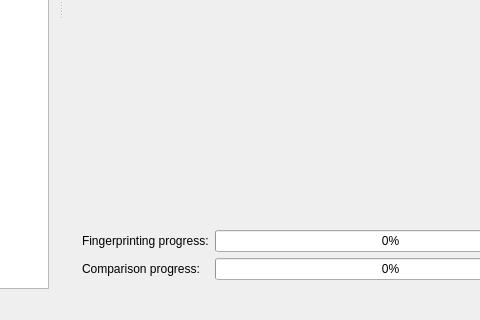
First picture: the form in ui/mainwindow.ui, repository keystonerose/myriad, before the edit; both pictures show x 216 to 696 and y 280 to 600 of the 800 by 600 pixel window.
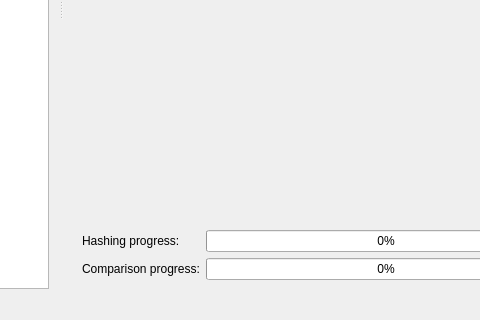
Second picture: the form after the edit.

What changed in the file:
```diff
--- a/ui/mainwindow.ui
+++ b/ui/mainwindow.ui
@@ -84,7 +84,7 @@
        <item row="1" column="0">
         <widget class="QLabel" name="scanProgressLabel">
          <property name="text">
-          <string>Fingerprinting progress:</string>
+          <string>Hashing progress:</string>
          </property>
         </widget>
        </item>
```
